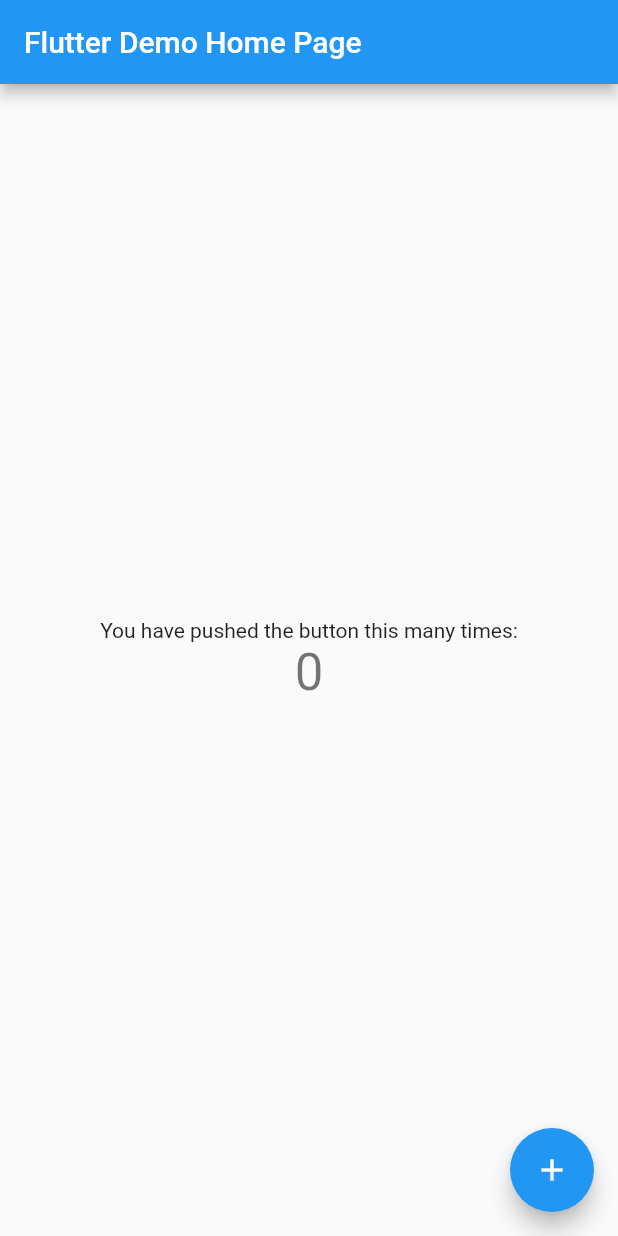
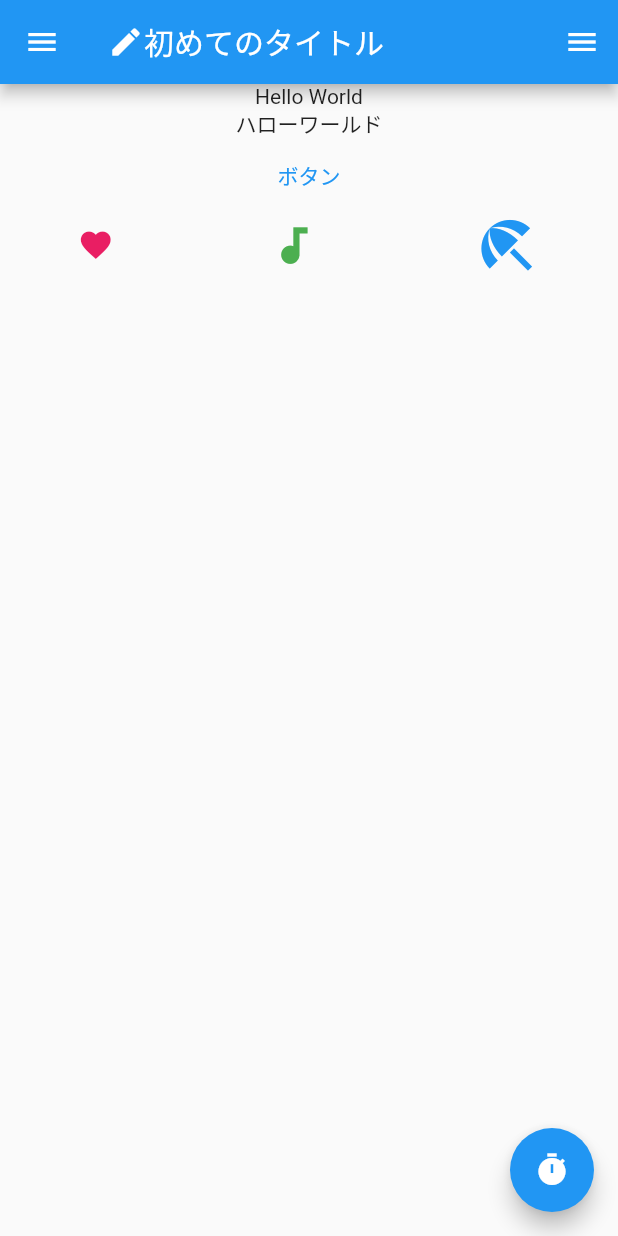
Before and after one commit to nukopy/flutter-practical-introduction, a Flutter app: the screen it shows after launch, on a phone screen of 412 x 824 dp. Run offline on Flutter 3.47's test engine with Material 2 defaults, Android fonts, the phone set to English and light mode, and no system bars.

Commit message:
feat: DONE chap02-01

```diff
--- a/lib/main.dart
+++ b/lib/main.dart
@@ -58,58 +58,66 @@
       // _counter without calling setState(), then the build method would not be
       // called again, and so nothing would appear to happen.
       _counter++;
+      print("Hello World");
     });
   }
 
   @override
   Widget build(BuildContext context) {
-    // This method is rerun every time setState is called, for instance as done
-    // by the _incrementCounter method above.
-    //
-    // The Flutter framework has been optimized to make rerunning build methods
-    // fast, so that you can just rebuild anything that needs updating rather
-    // than having to individually change instances of widgets.
     return Scaffold(
       appBar: AppBar(
-        // Here we take the value from the MyHomePage object that was created by
-        // the App.build method, and use it to set our appbar title.
-        title: Text(widget.title),
-      ),
-      body: Center(
-        // Center is a layout widget. It takes a single child and positions it
-        // in the middle of the parent.
-        child: Column(
-          // Column is also a layout widget. It takes a list of children and
-          // arranges them vertically. By default, it sizes itself to fit its
-          // children horizontally, and tries to be as tall as its parent.
-          //
-          // Invoke "debug painting" (press "p" in the console, choose the
-          // "Toggle Debug Paint" action from the Flutter Inspector in Android
-          // Studio, or the "Toggle Debug Paint" command in Visual Studio Code)
-          // to see the wireframe for each widget.
-          //
-          // Column has various properties to control how it sizes itself and
-          // how it positions its children. Here we use mainAxisAlignment to
-          // center the children vertically; the main axis here is the vertical
-          // axis because Columns are vertical (the cross axis would be
-          // horizontal).
-          mainAxisAlignment: MainAxisAlignment.center,
-          children: <Widget>[
-            const Text(
-              'You have pushed the button this many times:',
-            ),
-            Text(
-              '$_counter',
-              style: Theme.of(context).textTheme.headlineMedium,
-            ),
-          ],
-        ),
+          title: Row(
+        children: const [
+          Icon(Icons.create),
+          Text("初めてのタイトル"),
+        ],
+      )),
+      body: Column(
+        children: [
+          const Text("Hello World"),
+          const Text("ハローワールド"),
+          TextButton(
+            onPressed: () => {print("ボタンが押されたよ")},
+            child: const Text("ボタン"),
+          ),
+          Row(
+            mainAxisAlignment: MainAxisAlignment.spaceAround,
+            children: const [
+              Icon(
+                Icons.favorite,
+                color: Colors.pink,
+                size: 24.0,
+              ),
+              Icon(
+                Icons.audiotrack,
+                color: Colors.green,
+                size: 32.5,
+              ),
+              Icon(
+                Icons.beach_access,
+                color: Colors.blue,
+                size: 45.0,
+              ),
+            ],
+          )
+        ],
       ),
       floatingActionButton: FloatingActionButton(
-        onPressed: _incrementCounter,
-        tooltip: 'Increment',
-        child: const Icon(Icons.add),
-      ), // This trailing comma makes auto-formatting nicer for build methods.
+        onPressed: () => {print("押したね?")},
+        child: const Icon(Icons.timer),
+      ),
+      drawer: Drawer(
+        child: Column(children: const [
+          Text("Drawer"),
+          AboutDialog(),
+        ]),
+      ),
+      endDrawer: Drawer(
+        child: Column(children: const [
+          Text("End Drawer"),
+          AboutDialog(),
+        ]),
+      ),
     );
   }
 }
```
